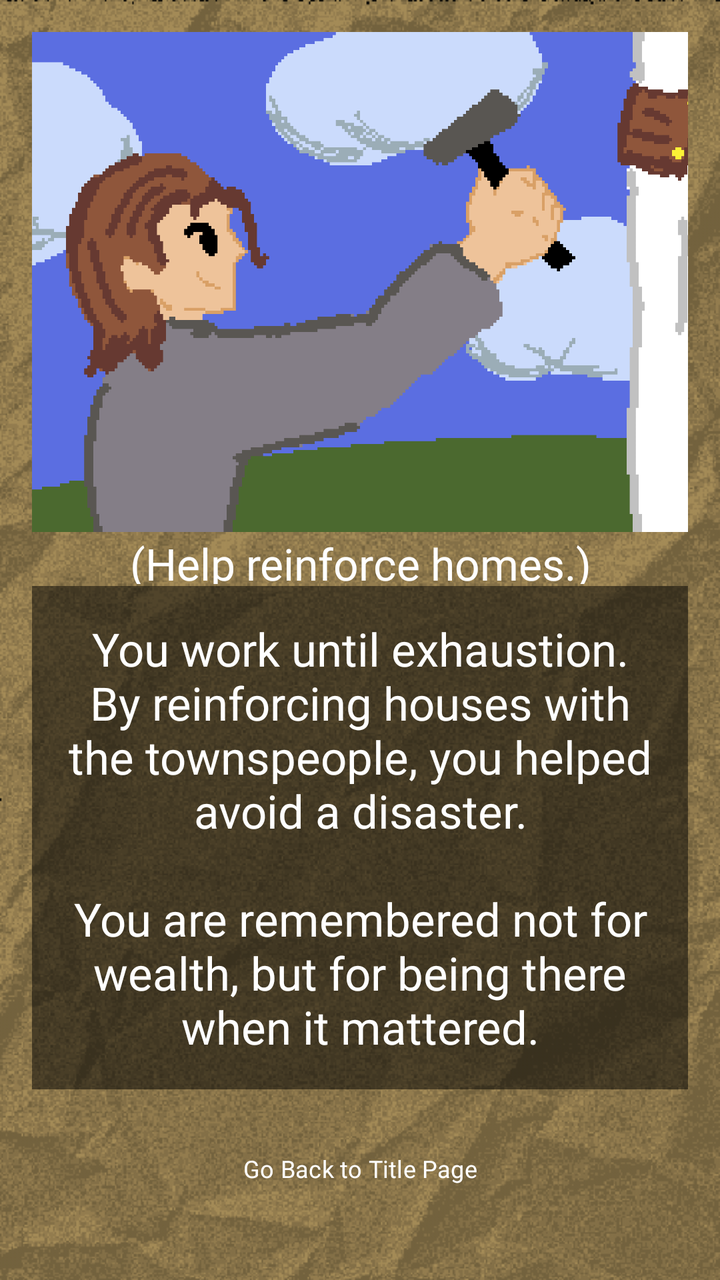
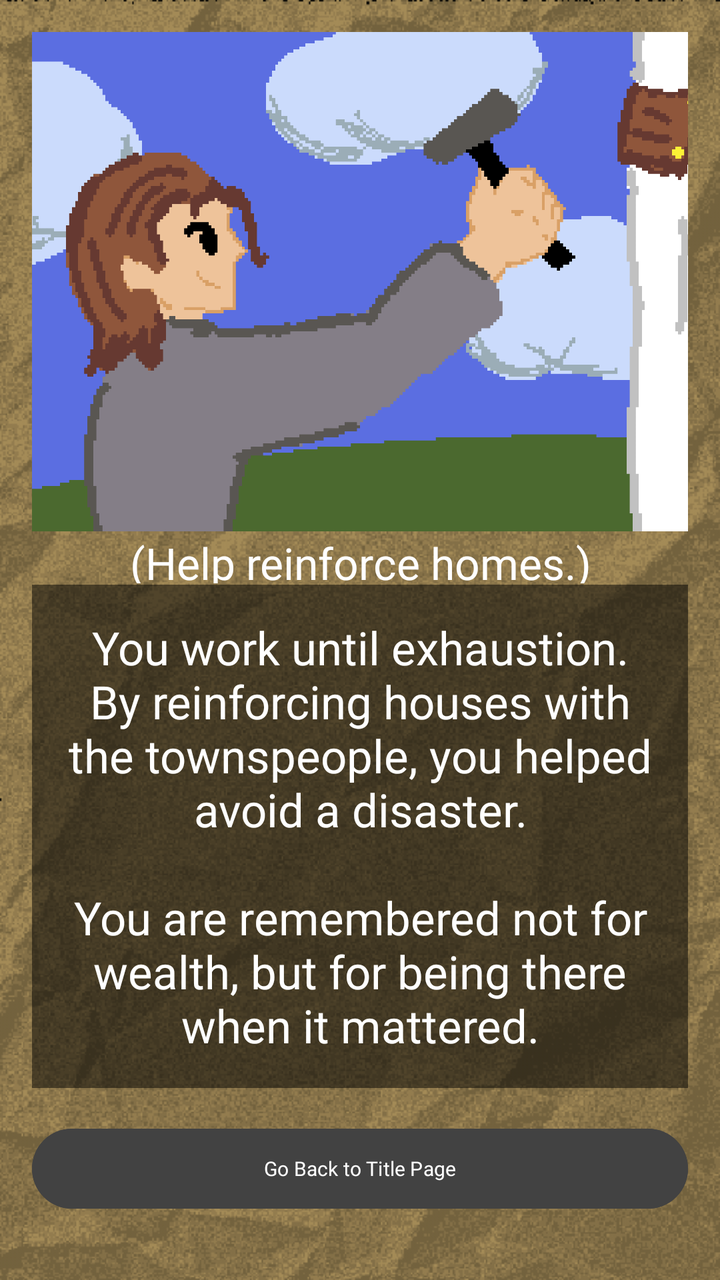

Compare the two renders of this Android layout. The source of the first and the diff that turns it into the second are given below.
<!-- AndroidManifest.xml: application theme Theme.ChoiceQuest -->
<!-- res/layout/activity_page2_1_3_2_1.xml -->
<?xml version="1.0" encoding="utf-8"?>
<LinearLayout xmlns:android="http://schemas.android.com/apk/res/android"
    xmlns:app="http://schemas.android.com/apk/res-auto"
    xmlns:tools="http://schemas.android.com/tools"
    android:layout_width="match_parent"
    android:layout_height="match_parent"
    android:id="@+id/page2_1_3_2_1"
    android:background="@drawable/papertexture_"
    android:backgroundTint="#f8e7c2"
    android:backgroundTintMode="multiply"
    android:gravity="center"
    android:orientation="vertical"
    android:padding="16dp"
    tools:context=".Page2_1_3_2_1">

    <View
        android:layout_width="match_parent"
        android:layout_height="0dp"
        android:layout_weight="1"/>

    <ImageView
        android:id="@+id/imageView"
        android:layout_width="412dp"
        android:layout_height="250dp"
        android:src="@drawable/page2_1_3_2_1"/>

    <View
        android:layout_width="match_parent"
        android:layout_height="1dp"
        android:layout_weight="0.1"/>
    <TextView
        android:layout_width="match_parent"
        android:layout_height="25dp"
        android:gravity="center"
        android:fontFamily="@font/pixelspace"
        android:textSize="22sp"
        android:text="(Help reinforce homes.)"
        android:textColor="@color/white"/>

    <View
        android:layout_width="match_parent"
        android:layout_height="1dp"
        android:layout_weight="0.3"/>

    <TextView
        android:layout_width="match_parent"
        android:layout_height="wrap_content"
        android:id="@+id/tv_page2_1_3_2_1"
        android:fontFamily="@font/pixelgame_font"
        android:gravity="center"
        android:padding="16dp"
        android:background="#80000000"
        android:text="You work until exhaustion. By reinforcing houses with the townspeople, you helped avoid a disaster.\n\nYou are remembered not for wealth, but for being there when it mattered."
        android:textColor="@color/white"
        android:textSize="23sp"
        android:layout_marginBottom="16dp"/>

    <View
        android:layout_width="match_parent"
        android:layout_height="1dp"
        android:layout_weight="0.5"/>
    <Button
        android:layout_width="412dp"
        android:layout_height="45dp"
        android:fontFamily="@font/quest_font"
        android:background="@android:color/transparent"
        android:textSize="12sp"
        android:layout_marginBottom="16dp"
        android:text="Go Back to Title Page"
        android:onClick="title15" />

    <View
        android:layout_width="match_parent"
        android:layout_height="1dp"
        android:layout_weight="0.5"/>

</LinearLayout>
<!-- resources referenced by this layout -->
<resources>
  <color name="white">#FFFFFF</color>
  <!-- drawable page2_1_3_2_1: png bitmap (drawable, 26149 bytes) -->
  <!-- drawable papertexture_: png bitmap (drawable, 156948 bytes) -->
  <style name="Theme.ChoiceQuest" parent="Base.Theme.ChoiceQuest" />
  <style name="Base.Theme.ChoiceQuest" parent="Theme.Material3.DayNight.NoActionBar">
          
          
      </style>
</resources>

<!-- the commit's change to res/layout/activity_page2_1_3_2_1.xml (unified diff, before → after) -->
@@ -59,12 +59,14 @@
         android:layout_width="match_parent"
         android:layout_height="1dp"
         android:layout_weight="0.5"/>
+
     <Button
-        android:layout_width="412dp"
-        android:layout_height="45dp"
+        android:layout_width="match_parent"
+        android:layout_height="wrap_content"
         android:fontFamily="@font/quest_font"
-        android:background="@android:color/transparent"
-        android:textSize="12sp"
+        android:textSize="10sp"
+        android:textColor="@color/white"
+        android:backgroundTint="@color/cardview_dark_background"
         android:layout_marginBottom="16dp"
         android:text="Go Back to Title Page"
         android:onClick="title15" />
